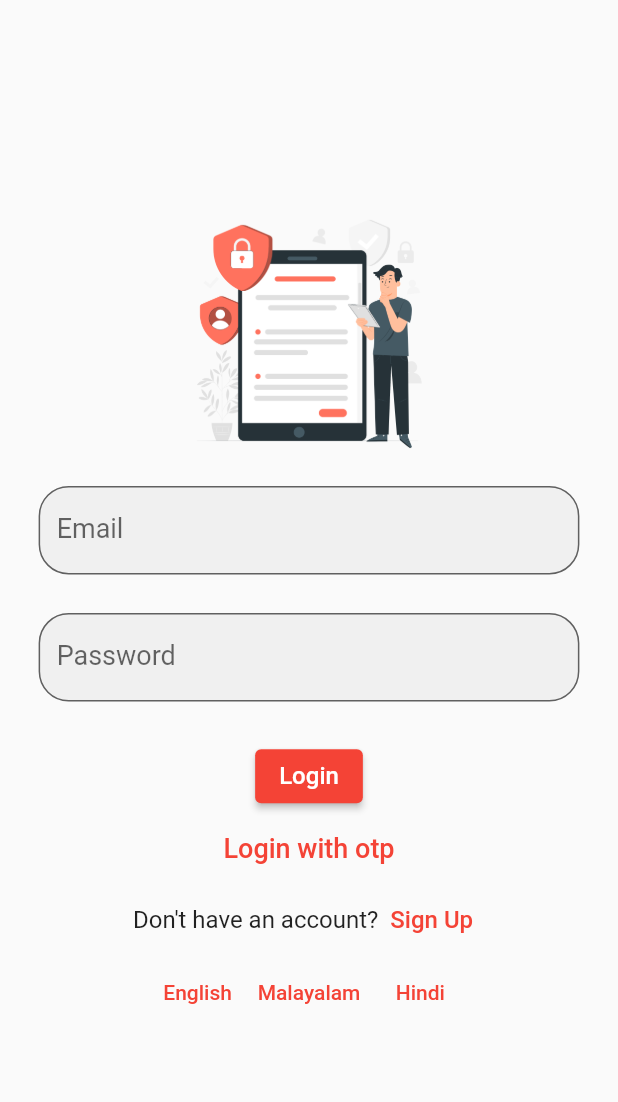
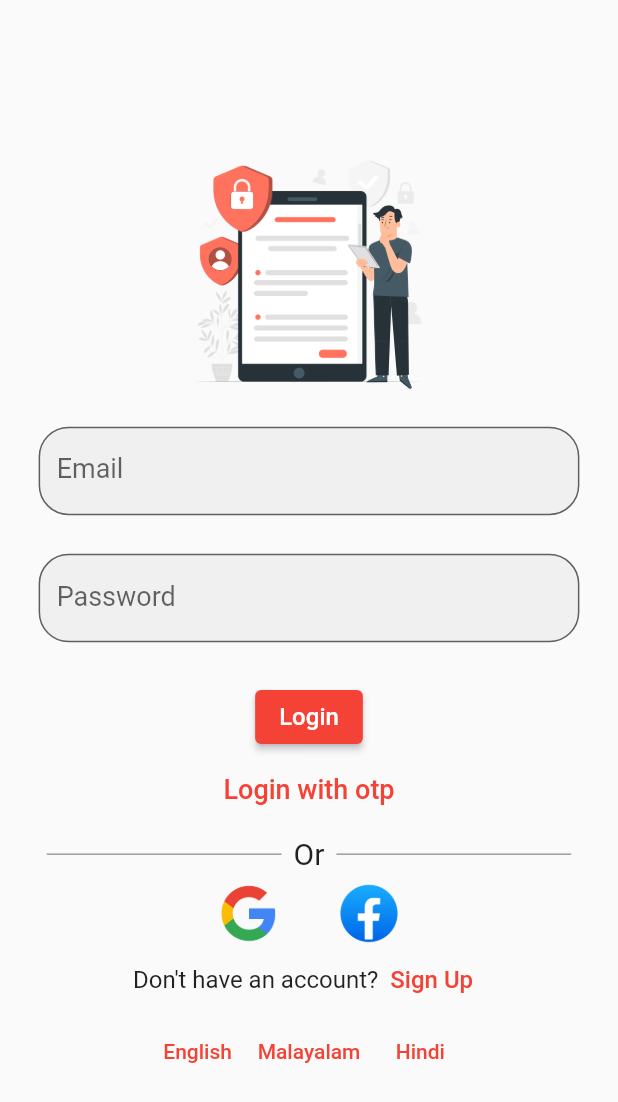
Before and after one commit to Athulprakash02/splitwise-app, a Flutter app: the screen it shows after launch, on a phone screen of 412 x 824 dp. Shown: the top 1102 px of the screen. Run offline on Flutter 3.47's test engine with Material 2 defaults, Android fonts, the phone set to English and light mode, and no system bars; drawn by our look-alikes of auto_size_text; our stand-ins replace cloud_firestore, firebase_auth, firebase_core, firebase_messaging, firebase_storage, flutter_local_notifications and 3 more; missing offline and left inert: flutter_inappwebview, razorpay_flutter; accounts and stored records are empty; generated files the repository leaves out were written again.

Commit message:
added google login

```diff
--- a/lib/screens/auth/login/login_screen.dart
+++ b/lib/screens/auth/login/login_screen.dart
@@ -78,7 +78,57 @@ class LoginScreen extends StatelessWidget {
                       style: const TextStyle(fontSize: 18),
                       maxLines: 1,
                     )),
-
+                     Row(
+                        mainAxisAlignment: MainAxisAlignment.center,
+                        children: [
+                          Container(
+                            width: size.width * .38,
+                            height: 1,
+                            decoration: const BoxDecoration(color: Colors.grey),
+                          ),
+                          const Padding(
+                            padding: EdgeInsets.all(8.0),
+                            child: Text(
+                              'Or',
+                              style: TextStyle(fontSize: 20),
+                            ),
+                          ),
+                          Container(
+                            width: size.width * .38,
+                            height: 1,
+                            decoration: const BoxDecoration(color: Colors.grey),
+                          )
+                        ],
+                      ),
+ Row(
+                        mainAxisAlignment: MainAxisAlignment.center,
+                        children: [
+                          GestureDetector(
+                            onTap: () {
+                             googleLogin(context);
+                            },
+                            child: const CircleAvatar(
+                              radius: 20,
+                              backgroundColor: Colors.transparent,
+                              backgroundImage:
+                                  AssetImage('assets/images/google.png'),
+                            ),
+                          ),
+                          const SizedBox(
+                            width: 40,
+                          ),
+                          GestureDetector(
+                            onTap: () {},
+                            child: const CircleAvatar(
+                              radius: 20,
+                              backgroundColor: Colors.transparent,
+                              backgroundImage: AssetImage(
+                                'assets/images/facebook.png',
+                              ),
+                            ),
+                          ),
+                        ],
+                      ),
                 // SizedBox(height: size.width/20,),
                 Row(
                   mainAxisAlignment: MainAxisAlignment.center,
--- a/pubspec.yaml
+++ b/pubspec.yaml
@@ -54,6 +54,8 @@ dependencies:
   speech_to_text: ^6.3.0
   razorpay_flutter: ^1.3.5
   flutter_cashfree_pg_sdk: ^2.0.14+17
+  google_sign_in: ^6.1.4
+  flutter_facebook_auth: ^6.0.1
 
 dev_dependencies:
   flutter_test:
```
Also changed, not shown: lib/functions/auth.dart (+34 -6 lines), assets/images/facebook.png (added), assets/images/google.png (added), pubspec.lock, 5 other files.
